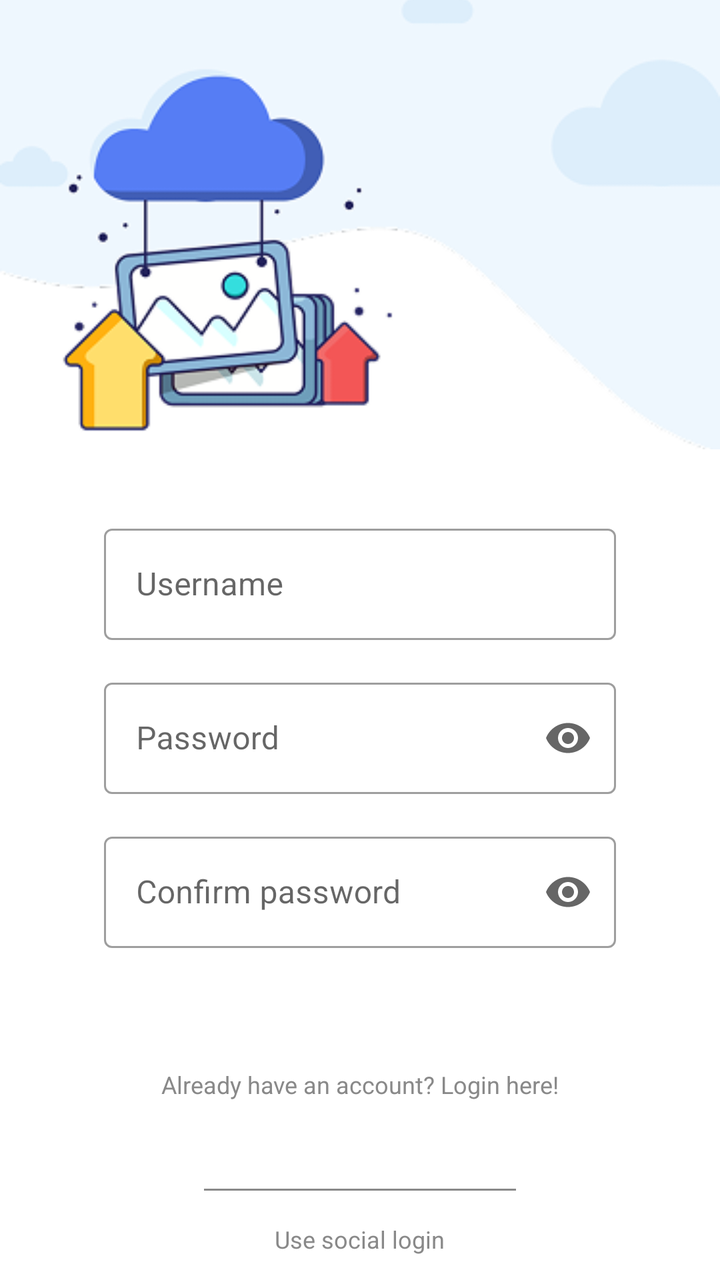
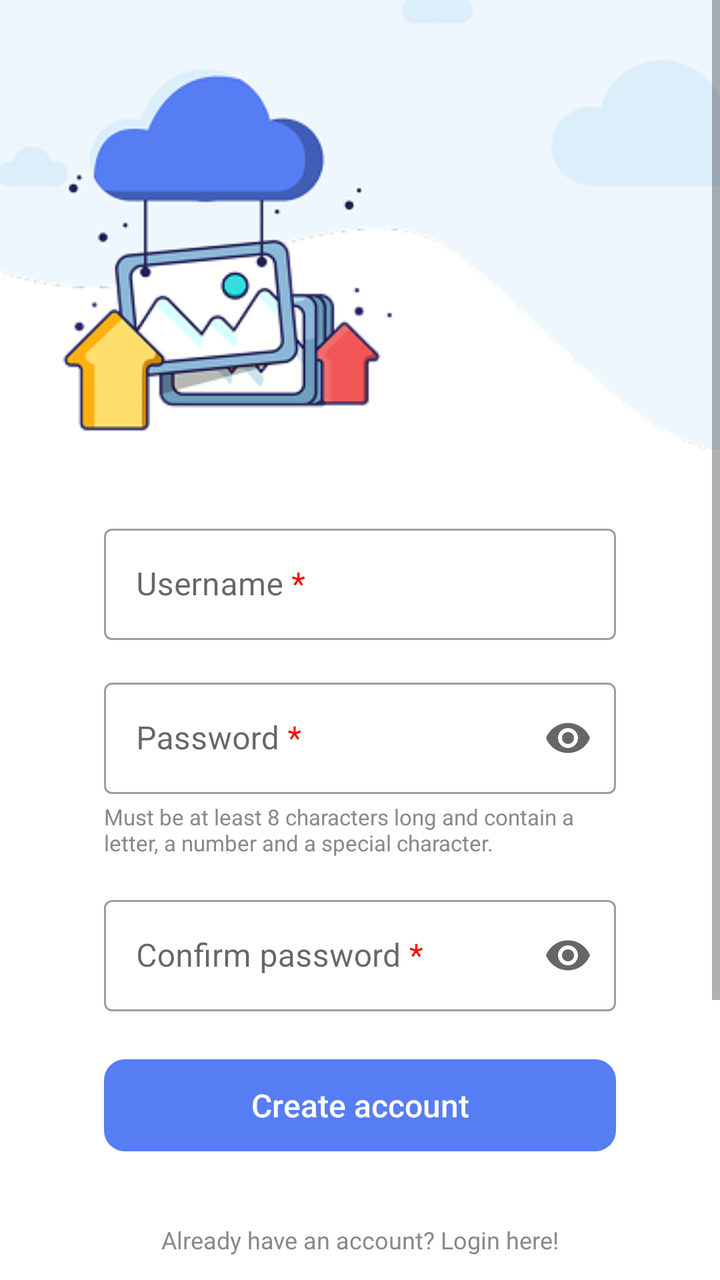

Compare the two renders of this Android layout. The source of the first and the diff that turns it into the second are given below.
<!-- AndroidManifest.xml: application theme Theme.Yarni -->
<!-- res/layout/fragment_register.xml -->
<?xml version="1.0" encoding="utf-8"?>
<androidx.constraintlayout.widget.ConstraintLayout
    xmlns:android="http://schemas.android.com/apk/res/android"
    xmlns:app="http://schemas.android.com/apk/res-auto"
    xmlns:tools="http://schemas.android.com/tools"
    android:layout_width="match_parent"
    android:layout_height="match_parent"
    android:fitsSystemWindows="true"
    android:background="@android:color/white"
    tools:context=".ui.register.ui.register.RegisterFragment">

    <LinearLayout
        android:layout_width="match_parent"
        android:layout_height="match_parent"
        android:orientation="vertical"
        android:gravity="center_horizontal"
        tools:ignore="MissingConstraints">

        
        <ImageView
            android:id="@+id/topImage"
            android:layout_width="match_parent"
            android:layout_height="247dp"
            android:contentDescription="@string/welcome_image_desc"
            android:paddingBottom="100dp"
            android:scaleType="centerCrop"
            android:src="@drawable/welcome_image" />

        <LinearLayout
            android:layout_width="match_parent"
            android:layout_height="wrap_content"
            android:layout_marginHorizontal="52dp"
            android:layout_marginTop="12dp"
            android:gravity="center_horizontal"
            android:orientation="vertical"
            app:layout_constraintBottom_toBottomOf="parent"
            app:layout_constraintEnd_toEndOf="parent"
            app:layout_constraintStart_toStartOf="parent">

            
            <com.google.android.material.textfield.TextInputLayout
                android:id="@+id/usernameLayout"
                style="@style/Widget.MaterialComponents.TextInputLayout.OutlinedBox"
                android:layout_width="match_parent"
                android:layout_height="wrap_content"
                android:hint="@string/username">

                <com.google.android.material.textfield.TextInputEditText
                    android:id="@+id/username"
                    android:layout_width="match_parent"
                    android:layout_height="wrap_content"
                    android:autofillHints="@string/username"
                    android:inputType="text"
                    android:selectAllOnFocus="true"
                    app:layout_constraintEnd_toEndOf="parent"
                    app:layout_constraintStart_toStartOf="parent"
                    app:layout_constraintTop_toTopOf="parent" />
            </com.google.android.material.textfield.TextInputLayout>

            
            <com.google.android.material.textfield.TextInputLayout
                android:id="@+id/passwordLayout"
                style="@style/Widget.MaterialComponents.TextInputLayout.OutlinedBox"
                android:layout_width="match_parent"
                android:layout_height="wrap_content"
                android:layout_marginTop="16dp"
                android:hint="@string/prompt_password"
                app:endIconMode="password_toggle">

                <com.google.android.material.textfield.TextInputEditText
                    android:id="@+id/password"
                    android:layout_width="match_parent"
                    android:layout_height="wrap_content"
                    android:inputType="textPassword"
                    android:selectAllOnFocus="true"
                    app:layout_constraintEnd_toEndOf="parent"
                    app:layout_constraintStart_toStartOf="parent"
                    app:layout_constraintTop_toBottomOf="@+id/username" />
            </com.google.android.material.textfield.TextInputLayout>

            
            <com.google.android.material.textfield.TextInputLayout
                android:id="@+id/confirmPasswordLayout"
                style="@style/Widget.MaterialComponents.TextInputLayout.OutlinedBox"
                android:layout_width="match_parent"
                android:layout_height="wrap_content"
                android:layout_marginTop="16dp"
                android:hint="@string/prompt_confirm_password"
                app:endIconMode="password_toggle">

                <com.google.android.material.textfield.TextInputEditText
                    android:id="@+id/confirmPassword"
                    android:layout_width="match_parent"
                    android:layout_height="wrap_content"
                    android:imeActionLabel="@string/action_sign_in_short"
                    android:imeOptions="actionDone"
                    android:inputType="textPassword"
                    android:selectAllOnFocus="true"
                    app:layout_constraintEnd_toEndOf="parent"
                    app:layout_constraintStart_toStartOf="parent"
                    app:layout_constraintTop_toBottomOf="@+id/password" />
            </com.google.android.material.textfield.TextInputLayout>

            
            <androidx.appcompat.widget.AppCompatButton
                android:id="@+id/create_account"
                android:layout_width="match_parent"
                android:layout_height="46dp"
                android:layout_marginTop="24dp"
                android:layout_weight="1"
                android:background="@drawable/rounded_button"
                android:backgroundTint="?attr/colorPrimary"
                android:enabled="true"
                android:paddingHorizontal="26dp"
                android:text="@string/create_account"
                android:textAllCaps="false"
                android:textColor="?attr/colorOnPrimary"
                android:textFontWeight="600"
                android:textSize="16sp"
                app:layout_constraintBottom_toBottomOf="parent"
                app:layout_constraintEnd_toEndOf="parent"
                app:layout_constraintStart_toStartOf="parent"
                app:layout_constraintTop_toBottomOf="@+id/password"
                app:layout_constraintVertical_bias="0.2"/>

            <ProgressBar
                android:id="@+id/loading"
                android:layout_width="wrap_content"
                android:layout_height="wrap_content"
                android:layout_gravity="center"
                android:layout_marginStart="32dp"
                android:layout_marginTop="64dp"
                android:layout_marginEnd="32dp"
                android:layout_marginBottom="64dp"
                android:visibility="gone"
                app:layout_constraintBottom_toBottomOf="parent"
                app:layout_constraintEnd_toEndOf="@+id/password"
                app:layout_constraintStart_toStartOf="@+id/password"
                app:layout_constraintTop_toTopOf="parent"
                app:layout_constraintVertical_bias="0.3" />

            
            <TextView
                android:id="@+id/noAccountText"
                android:layout_width="wrap_content"
                android:layout_height="wrap_content"
                android:layout_marginTop="36dp"
                android:text="@string/account_exists_text"
                android:textColor="#898989"
                android:textSize="12sp"
                app:layout_constraintBottom_toBottomOf="parent"
                app:layout_constraintEnd_toEndOf="parent"
                app:layout_constraintStart_toStartOf="parent" />

            
            <androidx.appcompat.widget.AppCompatButton
                android:id="@+id/login"
                android:layout_width="156dp"
                android:layout_height="46dp"
                android:layout_gravity="center"
                android:layout_marginTop="16dp"
                android:layout_weight="1"
                android:background="@drawable/rounded_button"
                android:backgroundTint="?attr/colorSecondary"
                android:drawableEnd="@drawable/arrow_right"
                android:drawableTint="?attr/colorOnSecondary"
                android:paddingHorizontal="36dp"
                android:text="@string/welcome_sign_in"
                android:textAllCaps="false"
                android:textColor="?attr/colorOnSecondary"
                android:textFontWeight="600"
                android:textSize="16sp" />

            
            <View
                android:id="@+id/divider"
                android:layout_width="156dp"
                android:layout_height="1dp"
                android:layout_marginTop="28dp"
                android:background="#898989" />

            
            <TextView
                android:id="@+id/socialLabel"
                android:layout_width="wrap_content"
                android:layout_height="wrap_content"
                android:layout_marginTop="16dp"
                android:text="@string/social_login"
                android:textColor="#898989"
                android:textSize="12sp" />

            
            <LinearLayout
                android:layout_width="wrap_content"
                android:layout_height="wrap_content"
                android:layout_marginTop="16dp"
                android:gravity="center"
                android:orientation="horizontal">

                <ImageButton
                    android:layout_width="36dp"
                    android:layout_height="36dp"
                    android:layout_marginEnd="24dp"
                    android:background="?attr/selectableItemBackgroundBorderless"
                    android:contentDescription="@string/kakao_login"
                    android:src="@drawable/kakao_talk_icon" />

                <ImageButton
                    android:layout_width="36dp"
                    android:layout_height="36dp"
                    android:layout_marginEnd="24dp"
                    android:background="?attr/selectableItemBackgroundBorderless"
                    android:contentDescription="@string/naver_login"
                    android:src="@drawable/naver_icon" />

                <ImageButton
                    android:layout_width="36dp"
                    android:layout_height="36dp"
                    android:background="?attr/selectableItemBackgroundBorderless"
                    android:contentDescription="@string/google_login"
                    android:src="@drawable/google_icon" />
            </LinearLayout>
        </LinearLayout>
    </LinearLayout>
</androidx.constraintlayout.widget.ConstraintLayout>
<!-- resources referenced by this layout -->
<resources>
  <!-- drawable arrow_right (drawable) -->
  <vector xmlns:android="http://schemas.android.com/apk/res/android"
      android:width="15dp"
      android:height="11dp"
      android:viewportWidth="15"
      android:viewportHeight="11">
    <path
        android:pathData="M9.108,0.75L13.75,5.25L9.108,9.75M0.75,5.25H13.62"
        android:strokeLineJoin="round"
        android:strokeWidth="1.5"
        android:fillColor="#00000000"
        android:strokeColor="#ffffff"
        android:strokeLineCap="round"/>
  </vector>
  <!-- drawable google_icon: png bitmap (drawable, 947 bytes) -->
  <!-- drawable kakao_talk_icon: png bitmap (drawable, 818 bytes) -->
  <!-- drawable naver_icon: png bitmap (drawable, 477 bytes) -->
  <!-- drawable rounded_button (drawable) -->
  <?xml version="1.0" encoding="utf-8"?>
  <shape xmlns:android="http://schemas.android.com/apk/res/android"
      android:shape="rectangle">
      <stroke android:color="@color/black" android:width="1dp" />
      <corners android:radius="10dp" /> 
  </shape>
  <!-- drawable welcome_image: png bitmap (drawable, 27047 bytes) -->
  <string name="account_exists_text">Already have an account? Login here!</string>
  <string name="action_sign_in_short">Sign in</string>
  <string name="create_account">Create account</string>
  <string name="google_login">Google login</string>
  <string name="kakao_login">Kakao login</string>
  <string name="naver_login">Naver login</string>
  <string name="prompt_confirm_password">Confirm password</string>
  <string name="prompt_password">Password</string>
  <string name="social_login">Use social login</string>
  <string name="username">Username</string>
  <string name="welcome_image_desc">Welcome image with pictures being uploaded to the cloud.</string>
  <string name="welcome_sign_in">Sign in</string>
  <style name="Theme.Yarni" parent="Theme.MaterialComponents.DayNight.DarkActionBar">
          
          <item name="colorPrimary">@color/blue</item>
          <item name="colorPrimaryVariant">@color/blue_100</item>
          <item name="colorOnPrimary">@color/white</item>
          
          <item name="colorSecondary">@color/blue_100</item>
          <item name="colorSecondaryVariant">@color/white</item>
          <item name="colorOnSecondary">@color/blue</item>
          
          <item name="android:statusBarColor">?attr/colorPrimaryVariant</item>
          
      </style>
  <color name="black">#FF000000</color>
  <color name="blue">#567DF4</color>
  <color name="blue_100">#1A567DF4</color>
  <color name="white">#FFFFFFFF</color>
</resources>

<!-- the commit's change to res/layout/fragment_register.xml (unified diff, before → after) -->
@@ -9,217 +9,230 @@
     android:background="@android:color/white"
     tools:context=".ui.register.ui.register.RegisterFragment">
 
-    <LinearLayout
+    <ScrollView
         android:layout_width="match_parent"
-        android:layout_height="match_parent"
-        android:orientation="vertical"
-        android:gravity="center_horizontal"
+        android:layout_height="wrap_content"
         tools:ignore="MissingConstraints">
-
-        
-        <ImageView
-            android:id="@+id/topImage"
-            android:layout_width="match_parent"
-            android:layout_height="247dp"
-            android:contentDescription="@string/welcome_image_desc"
-            android:paddingBottom="100dp"
-            android:scaleType="centerCrop"
-            android:src="@drawable/welcome_image" />
-
         <LinearLayout
             android:layout_width="match_parent"
             android:layout_height="wrap_content"
-            android:layout_marginHorizontal="52dp"
-            android:layout_marginTop="12dp"
+            android:orientation="vertical"
             android:gravity="center_horizontal"
-            android:orientation="vertical"
-            app:layout_constraintBottom_toBottomOf="parent"
-            app:layout_constraintEnd_toEndOf="parent"
-            app:layout_constraintStart_toStartOf="parent">
+            tools:ignore="MissingConstraints">
 
             
-            <com.google.android.material.textfield.TextInputLayout
-                android:id="@+id/usernameLayout"
-                style="@style/Widget.MaterialComponents.TextInputLayout.OutlinedBox"
+            <ImageView
+                android:id="@+id/topImage"
+                android:layout_width="match_parent"
+                android:layout_height="247dp"
+                android:contentDescription="@string/welcome_image_desc"
+                android:paddingBottom="100dp"
+                android:scaleType="centerCrop"
+                android:src="@drawable/welcome_image" />
+
+            <LinearLayout
                 android:layout_width="match_parent"
                 android:layout_height="wrap_content"
-                android:hint="@string/username">
-
-                <com.google.android.material.textfield.TextInputEditText
-                    android:id="@+id/username"
-                    android:layout_width="match_parent"
-                    android:layout_height="wrap_content"
-                    android:autofillHints="@string/username"
-                    android:inputType="text"
-                    android:selectAllOnFocus="true"
+                android:layout_marginHorizontal="52dp"
+                android:layout_marginTop="12dp"
+                android:gravity="center_horizontal"
+                android:orientation="vertical"
+                app:layout_constraintBottom_toBottomOf="parent"
+                app:layout_constraintEnd_toEndOf="parent"
+                app:layout_constraintStart_toStartOf="parent">
+
+                
+                <com.google.android.material.textfield.TextInputLayout
+                    android:id="@+id/usernameLayout"
+                    style="@style/Widget.MaterialComponents.TextInputLayout.OutlinedBox"
+                    android:layout_width="match_parent"
+                    android:layout_height="wrap_content"
+                    android:hint="@string/create_username">
+
+                    <com.google.android.material.textfield.TextInputEditText
+                        android:id="@+id/username"
+                        android:layout_width="match_parent"
+                        android:layout_height="wrap_content"
+                        android:autofillHints="@string/username"
+                        android:inputType="text"
+                        android:selectAllOnFocus="true"
+                        app:layout_constraintEnd_toEndOf="parent"
+                        app:layout_constraintStart_toStartOf="parent"
+                        app:layout_constraintTop_toTopOf="parent" />
+                </com.google.android.material.textfield.TextInputLayout>
+
+                
+                <com.google.android.material.textfield.TextInputLayout
+                    android:id="@+id/passwordLayout"
+                    style="@style/Widget.MaterialComponents.TextInputLayout.OutlinedBox"
+                    android:layout_width="match_parent"
+                    android:layout_height="wrap_content"
+                    android:layout_marginTop="16dp"
+                    android:hint="@string/create_password"
+                    app:endIconMode="password_toggle">
+
+                    <com.google.android.material.textfield.TextInputEditText
+                        android:id="@+id/password"
+                        android:layout_width="match_parent"
+                        android:layout_height="wrap_content"
+                        android:inputType="textPassword"
+                        android:selectAllOnFocus="true"
+                        app:layout_constraintEnd_toEndOf="parent"
+                        app:layout_constraintStart_toStartOf="parent"
+                        app:layout_constraintTop_toBottomOf="@+id/username" />
+                </com.google.android.material.textfield.TextInputLayout>
+
+                <TextView
+                    android:layout_width="match_parent"
+                    android:layout_height="match_parent"
+                    android:layout_marginTop="4dp"
+                    android:textColor="#898989"
+                    android:textSize="11sp"
+                    android:text="@string/create_password_label" />
+
+                
+                <com.google.android.material.textfield.TextInputLayout
+                    android:id="@+id/confirmPasswordLayout"
+                    style="@style/Widget.MaterialComponents.TextInputLayout.OutlinedBox"
+                    android:layout_width="match_parent"
+                    android:layout_height="wrap_content"
+                    android:layout_marginTop="16dp"
+                    android:hint="@string/create_confirm_password"
+                    app:endIconMode="password_toggle">
+
+                    <com.google.android.material.textfield.TextInputEditText
+                        android:id="@+id/confirmPassword"
+                        android:layout_width="match_parent"
+                        android:layout_height="wrap_content"
+                        android:imeActionLabel="@string/action_sign_in_short"
+                        android:imeOptions="actionDone"
+                        android:inputType="textPassword"
+                        android:selectAllOnFocus="true"
+                        app:layout_constraintEnd_toEndOf="parent"
+                        app:layout_constraintStart_toStartOf="parent"
+                        app:layout_constraintTop_toBottomOf="@+id/password" />
+                </com.google.android.material.textfield.TextInputLayout>
+
+                
+                <androidx.appcompat.widget.AppCompatButton
+                    android:id="@+id/create_account"
+                    android:layout_width="match_parent"
+                    android:layout_height="46dp"
+                    android:layout_marginTop="24dp"
+                    android:layout_weight="1"
+                    android:background="@drawable/rounded_button"
+                    android:backgroundTint="?attr/colorPrimary"
+                    android:enabled="true"
+                    android:paddingHorizontal="26dp"
+                    android:text="@string/create_account"
+                    android:textAllCaps="false"
+                    android:textColor="?attr/colorOnPrimary"
+                    android:textFontWeight="600"
+                    android:textSize="16sp"
+                    app:layout_constraintBottom_toBottomOf="parent"
                     app:layout_constraintEnd_toEndOf="parent"
                     app:layout_constraintStart_toStartOf="parent"
-                    app:layout_constraintTop_toTopOf="parent" />
-            </com.google.android.material.textfield.TextInputLayout>
-
-            
-            <com.google.android.material.textfield.TextInputLayout
-                android:id="@+id/passwordLayout"
-                style="@style/Widget.MaterialComponents.TextInputLayout.OutlinedBox"
-                android:layout_width="match_parent"
-                android:layout_height="wrap_content"
-                android:layout_marginTop="16dp"
-                android:hint="@string/prompt_password"
-                app:endIconMode="password_toggle">
-
-                <com.google.android.material.textfield.TextInputEditText
-                    android:id="@+id/password"
-                    android:layout_width="match_parent"
-                    android:layout_height="wrap_content"
-                    android:inputType="textPassword"
-                    android:selectAllOnFocus="true"
+                    app:layout_constraintTop_toBottomOf="@+id/password"
+                    app:layout_constraintVertical_bias="0.2"/>
+
+                <ProgressBar
+                    android:id="@+id/loading"
+                    android:layout_width="wrap_content"
+                    android:layout_height="wrap_content"
+                    android:layout_gravity="center"
+                    android:layout_marginStart="32dp"
+                    android:layout_marginTop="64dp"
+                    android:layout_marginEnd="32dp"
+                    android:layout_marginBottom="64dp"
+                    android:visibility="gone"
+                    app:layout_constraintBottom_toBottomOf="parent"
+                    app:layout_constraintEnd_toEndOf="@+id/password"
+                    app:layout_constraintStart_toStartOf="@+id/password"
+                    app:layout_constraintTop_toTopOf="parent"
+                    app:layout_constraintVertical_bias="0.3" />
+
+                
+                <TextView
+                    android:id="@+id/noAccountText"
+                    android:layout_width="wrap_content"
+                    android:layout_height="wrap_content"
+                    android:layout_marginTop="36dp"
+                    android:text="@string/account_exists_text"
+                    android:textColor="#898989"
+                    android:textSize="12sp"
+                    app:layout_constraintBottom_toBottomOf="parent"
                     app:layout_constraintEnd_toEndOf="parent"
-                    app:layout_constraintStart_toStartOf="parent"
-                    app:layout_constraintTop_toBottomOf="@+id/username" />
-            </com.google.android.material.textfield.TextInputLayout>
-
-            
-            <com.google.android.material.textfield.TextInputLayout
-                android:id="@+id/confirmPasswordLayout"
-                style="@style/Widget.MaterialComponents.TextInputLayout.OutlinedBox"
-                android:layout_width="match_parent"
-                android:layout_height="wrap_content"
-                android:layout_marginTop="16dp"
-                android:hint="@string/prompt_confirm_password"
-                app:endIconMode="password_toggle">
-
-                <com.google.android.material.textfield.TextInputEditText
-                    android:id="@+id/confirmPassword"
-                    android:layout_width="match_parent"
-                    android:layout_height="wrap_content"
-                    android:imeActionLabel="@string/action_sign_in_short"
-                    android:imeOptions="actionDone"
-                    android:inputType="textPassword"
-                    android:selectAllOnFocus="true"
-                    app:layout_constraintEnd_toEndOf="parent"
-                    app:layout_constraintStart_toStartOf="parent"
-                    app:layout_constraintTop_toBottomOf="@+id/password" />
-            </com.google.android.material.textfield.TextInputLayout>
-
-            
-            <androidx.appcompat.widget.AppCompatButton
-                android:id="@+id/create_account"
-                android:layout_width="match_parent"
-                android:layout_height="46dp"
-                android:layout_marginTop="24dp"
-                android:layout_weight="1"
-                android:background="@drawable/rounded_button"
-                android:backgroundTint="?attr/colorPrimary"
-                android:enabled="true"
-                android:paddingHorizontal="26dp"
-                android:text="@string/create_account"
-                android:textAllCaps="false"
-                android:textColor="?attr/colorOnPrimary"
-                android:textFontWeight="600"
-                android:textSize="16sp"
-                app:layout_constraintBottom_toBottomOf="parent"
-                app:layout_constraintEnd_toEndOf="parent"
-                app:layout_constraintStart_toStartOf="parent"
-                app:layout_constraintTop_toBottomOf="@+id/password"
-                app:layout_constraintVertical_bias="0.2"/>
-
-            <ProgressBar
-                android:id="@+id/loading"
-                android:layout_width="wrap_content"
-                android:layout_height="wrap_content"
-                android:layout_gravity="center"
-                android:layout_marginStart="32dp"
-                android:layout_marginTop="64dp"
-                android:layout_marginEnd="32dp"
-                android:layout_marginBottom="64dp"
-                android:visibility="gone"
-                app:layout_constraintBottom_toBottomOf="parent"
-                app:layout_constraintEnd_toEndOf="@+id/password"
-                app:layout_constraintStart_toStartOf="@+id/password"
-                app:layout_constraintTop_toTopOf="parent"
-                app:layout_constraintVertical_bias="0.3" />
-
-            
-            <TextView
-                android:id="@+id/noAccountText"
-                android:layout_width="wrap_content"
-                android:layout_height="wrap_content"
-                android:layout_marginTop="36dp"
-                android:text="@string/account_exists_text"
-                android:textColor="#898989"
-                android:textSize="12sp"
-                app:layout_constraintBottom_toBottomOf="parent"
-                app:layout_constraintEnd_toEndOf="parent"
-                app:layout_constraintStart_toStartOf="parent" />
-
-            
-            <androidx.appcompat.widget.AppCompatButton
-                android:id="@+id/login"
-                android:layout_width="156dp"
-                android:layout_height="46dp"
-                android:layout_gravity="center"
-                android:layout_marginTop="16dp"
-                android:layout_weight="1"
-                android:background="@drawable/rounded_button"
-                android:backgroundTint="?attr/colorSecondary"
-                android:drawableEnd="@drawable/arrow_right"
-                android:drawableTint="?attr/colorOnSecondary"
-                android:paddingHorizontal="36dp"
-                android:text="@string/welcome_sign_in"
-                android:textAllCaps="false"
-                android:textColor="?attr/colorOnSecondary"
-                android:textFontWeight="600"
-                android:textSize="16sp" />
-
-            
-            <View
-                android:id="@+id/divider"
-                android:layout_width="156dp"
-                android:layout_height="1dp"
-                android:layout_marginTop="28dp"
-                android:background="#898989" />
-
-            
-            <TextView
-                android:id="@+id/socialLabel"
-                android:layout_width="wrap_content"
-                android:layout_height="wrap_content"
-                android:layout_marginTop="16dp"
-                android:text="@string/social_login"
-                android:textColor="#898989"
-                android:textSize="12sp" />
-
-            
-            <LinearLayout
-                android:layout_width="wrap_content"
-                android:layout_height="wrap_content"
-                android:layout_marginTop="16dp"
-                android:gravity="center"
-                android:orientation="horizontal">
-
-                <ImageButton
-                    android:layout_width="36dp"
-                    android:layout_height="36dp"
-                    android:layout_marginEnd="24dp"
-                    android:background="?attr/selectableItemBackgroundBorderless"
-                    android:contentDescription="@string/kakao_login"
-                    android:src="@drawable/kakao_talk_icon" />
-
-                <ImageButton
-                    android:layout_width="36dp"
-                    android:layout_height="36dp"
-                    android:layout_marginEnd="24dp"
-                    android:background="?attr/selectableItemBackgroundBorderless"
-                    android:contentDescription="@string/naver_login"
-                    android:src="@drawable/naver_icon" />
-
-                <ImageButton
-                    android:layout_width="36dp"
-                    android:layout_height="36dp"
-                    android:background="?attr/selectableItemBackgroundBorderless"
-                    android:contentDescription="@string/google_login"
-                    android:src="@drawable/google_icon" />
+                    app:layout_constraintStart_toStartOf="parent" />
+
+                
+                <androidx.appcompat.widget.AppCompatButton
+                    android:id="@+id/login"
+                    android:layout_width="156dp"
+                    android:layout_height="46dp"
+                    android:layout_gravity="center"
+                    android:layout_marginTop="16dp"
+                    android:layout_weight="1"
+                    android:background="@drawable/rounded_button"
+                    android:backgroundTint="?attr/colorSecondary"
+                    android:drawableEnd="@drawable/arrow_right"
+                    android:drawableTint="?attr/colorOnSecondary"
+                    android:paddingHorizontal="36dp"
+                    android:text="@string/welcome_sign_in"
+                    android:textAllCaps="false"
+                    android:textColor="?attr/colorOnSecondary"
+                    android:textFontWeight="600"
+                    android:textSize="16sp" />
+
+                
+                <View
+                    android:id="@+id/divider"
+                    android:layout_width="156dp"
+                    android:layout_height="1dp"
+                    android:layout_marginTop="28dp"
+                    android:background="#898989" />
+
+                
+                <TextView
+                    android:id="@+id/socialLabel"
+                    android:layout_width="wrap_content"
+                    android:layout_height="wrap_content"
+                    android:layout_marginTop="16dp"
+                    android:text="@string/social_login"
+                    android:textColor="#898989"
+                    android:textSize="12sp" />
+
+                
+                <LinearLayout
+                    android:layout_width="wrap_content"
+                    android:layout_height="wrap_content"
+                    android:layout_marginVertical="16dp"
+                    android:gravity="center"
+                    android:orientation="horizontal">
+
+                    <ImageButton
+                        android:layout_width="36dp"
+                        android:layout_height="36dp"
+                        android:layout_marginEnd="24dp"
+                        android:background="?attr/selectableItemBackgroundBorderless"
+                        android:contentDescription="@string/kakao_login"
+                        android:src="@drawable/kakao_talk_icon" />
+
+                    <ImageButton
+                        android:layout_width="36dp"
+                        android:layout_height="36dp"
+                        android:layout_marginEnd="24dp"
+                        android:background="?attr/selectableItemBackgroundBorderless"
+                        android:contentDescription="@string/naver_login"
+                        android:src="@drawable/naver_icon" />
+
+                    <ImageButton
+                        android:layout_width="36dp"
+                        android:layout_height="36dp"
+                        android:background="?attr/selectableItemBackgroundBorderless"
+                        android:contentDescription="@string/google_login"
+                        android:src="@drawable/google_icon" />
+                </LinearLayout>
             </LinearLayout>
         </LinearLayout>
-    </LinearLayout>
+    </ScrollView>
 </androidx.constraintlayout.widget.ConstraintLayout>
<!-- resource entries referenced after the edit -->
@@ -28,11 +28,13 @@
   <string name="account_exists_text">Already have an account? Login here!</string>
   <string name="action_sign_in_short">Sign in</string>
   <string name="create_account">Create account</string>
+  <string name="create_confirm_password">Confirm password <font color="#FF0000">*</font></string>
+  <string name="create_password">Password <font color="#FF0000">*</font></string>
+  <string name="create_password_label">Must be at least 8 characters long and contain a letter, a number and a special character.</string>
+  <string name="create_username">Username <font color="#FF0000">*</font></string>
   <string name="google_login">Google login</string>
   <string name="kakao_login">Kakao login</string>
   <string name="naver_login">Naver login</string>
-  <string name="prompt_confirm_password">Confirm password</string>
-  <string name="prompt_password">Password</string>
   <string name="social_login">Use social login</string>
   <string name="username">Username</string>
   <string name="welcome_image_desc">Welcome image with pictures being uploaded to the cloud.</string>
